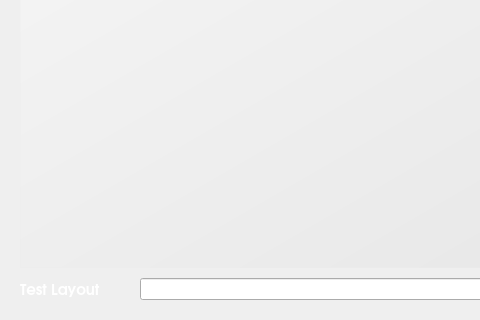
rshipp/kapudan, file ui/ui_scrKeyboard.ui: the form before one commit; both pictures show x 0 to 480 and y 202 to 522 of the 672 by 522 pixel window.
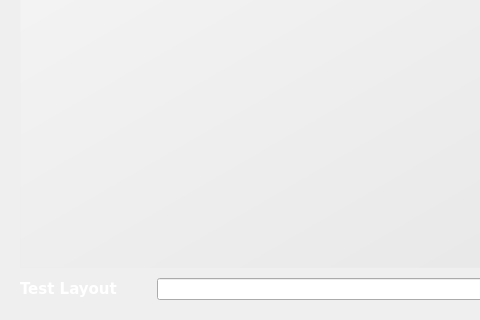
The form after the commit. Icons and pictures are not drawn.

```diff
--- a/ui/ui_scrKeyboard.ui
+++ b/ui/ui_scrKeyboard.ui
@@ -133,7 +133,7 @@
           <widget class="QLabel" name="label">
            <property name="font">
             <font>
-             <family>URW Gothic L</family>
+             <family>DejaVu Sans</family>
              <pointsize>11</pointsize>
              <weight>75</weight>
              <bold>true</bold>
```
Left out of the diff: 2 changed lines with no effect on the pictures.
